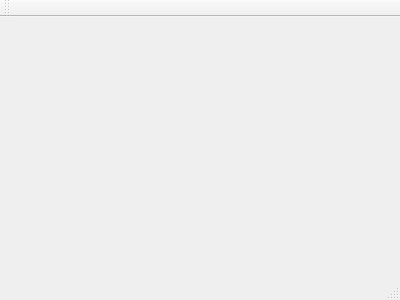
This is simulador.ui in rafagarcia2/simulador_circuitos_digitais as Qt 5 draws it before an edit. The edited form follows.
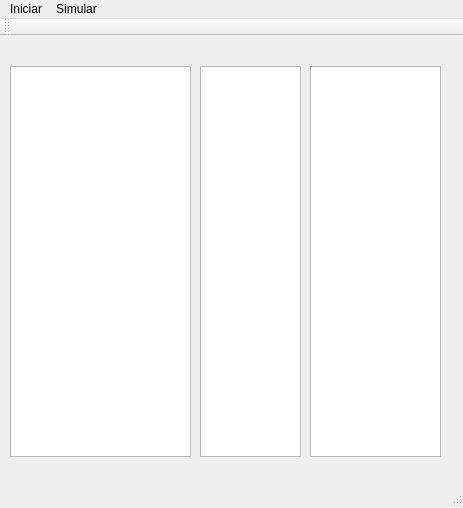
This is the edited form.

Patch:
```diff
--- a/simulador.ui
+++ b/simulador.ui
@@ -1,24 +1,88 @@
 <ui version="4.0">
  <class>Simulador</class>
- <widget class="QMainWindow" name="Simulador" >
-  <property name="geometry" >
+ <widget class="QMainWindow" name="Simulador">
+  <property name="geometry">
    <rect>
     <x>0</x>
     <y>0</y>
-    <width>400</width>
-    <height>300</height>
+    <width>463</width>
+    <height>508</height>
    </rect>
   </property>
   <property name="windowTitle" >
    <string>Simulador</string>
   </property>
-  <widget class="QMenuBar" name="menuBar" />
-  <widget class="QToolBar" name="mainToolBar" />
-  <widget class="QWidget" name="centralWidget" />
-  <widget class="QStatusBar" name="statusBar" />
+  <widget class="QWidget" name="centralWidget">
+   <widget class="QTableView" name="table_entradas">
+    <property name="geometry">
+     <rect>
+      <x>10</x>
+      <y>30</y>
+      <width>181</width>
+      <height>391</height>
+     </rect>
+    </property>
+   </widget>
+   <widget class="QTableView" name="table_saidas">
+    <property name="geometry">
+     <rect>
+      <x>200</x>
+      <y>30</y>
+      <width>101</width>
+      <height>391</height>
+     </rect>
+    </property>
+   </widget>
+   <widget class="QTableView" name="table_tabela_verdade">
+    <property name="geometry">
+     <rect>
+      <x>310</x>
+      <y>30</y>
+      <width>131</width>
+      <height>391</height>
+     </rect>
+    </property>
+   </widget>
+  </widget>
+  <widget class="QMenuBar" name="menuBar">
+   <property name="geometry">
+    <rect>
+     <x>0</x>
+     <y>0</y>
+     <width>463</width>
+     <height>21</height>
+    </rect>
+   </property>
+   <widget class="QMenu" name="menuIniciar">
+    <property name="title">
+     <string>Iniciar</string>
+    </property>
+   </widget>
+   <widget class="QMenu" name="menuSimular">
+    <property name="title">
+     <string>Simular</string>
+    </property>
+    <addaction name="actionGerar_Tabela_Verdade"/>
+   </widget>
+   <addaction name="menuIniciar"/>
+   <addaction name="menuSimular"/>
+  </widget>
+  <widget class="QToolBar" name="mainToolBar">
+   <attribute name="toolBarArea">
+    <enum>TopToolBarArea</enum>
+   </attribute>
+   <attribute name="toolBarBreak">
+    <bool>false</bool>
+   </attribute>
+  </widget>
+  <widget class="QStatusBar" name="statusBar"/>
+  <action name="actionGerar_Tabela_Verdade">
+   <property name="text">
+    <string>Gerar Tabela Verdade</string>
+   </property>
+  </action>
  </widget>
- <layoutDefault spacing="6" margin="11" />
- <pixmapfunction></pixmapfunction>
+ <layoutdefault spacing="6" margin="11"/>
  <resources/>
  <connections/>
 </ui>
```
Left out of the diff: 3 changed lines with no effect on the pictures.
